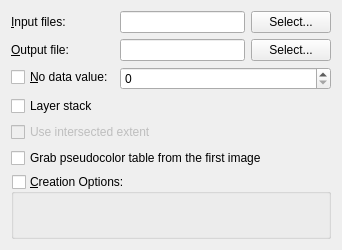
sourcepole/qgis, file qgis/python/plugins/GdalTools/tools/widgetMerge.ui: the form before one commit.
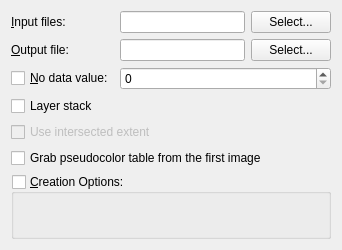
The form after the commit. Custom widgets are drawn as their Qt base class.

Commit message: replaced all QFormLayouts with QGridLayouts

The edit to the form file:
```diff
--- a/qgis/python/plugins/GdalTools/tools/widgetMerge.ui
+++ b/qgis/python/plugins/GdalTools/tools/widgetMerge.ui
@@ -11,7 +11,7 @@
    </rect>
   </property>
   <property name="sizePolicy">
-   <sizepolicy hsizetype="Expanding" vsizetype="Expanding">
+   <sizepolicy hsizetype="Expanding" vsizetype="Preferred">
     <horstretch>0</horstretch>
     <verstretch>0</verstretch>
    </sizepolicy>
@@ -21,10 +21,7 @@
   </property>
   <layout class="QVBoxLayout" name="verticalLayout">
    <item>
-    <layout class="QFormLayout" name="formLayout">
-     <property name="fieldGrowthPolicy">
-      <enum>QFormLayout::AllNonFixedFieldsGrow</enum>
-     </property>
+    <layout class="QGridLayout" name="gridLayout">
      <item row="0" column="0">
       <widget class="QLabel" name="label">
        <property name="text">
```
The commit also changes 16 other files.
